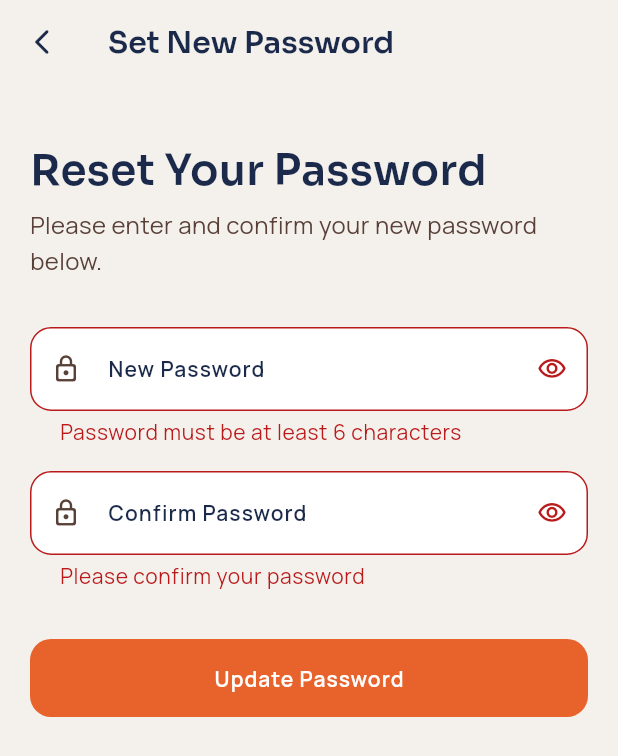
After one commit to AbdullahNasrullah10937/Bistro-Go, a Flutter app: the UpdatePasswordScreen screen opened by its route, after a tap on "Update Password", on a phone screen of 412 x 824 dp. The commit adds this screen. Shown: the top 756 px of the screen. Run offline on Flutter 3.47's test engine with Material 3 defaults, Android fonts, the phone set to English and light mode, and no system bars; our stand-ins replace cached_network_image, flutter_riverpod, go_router, google_fonts, image_picker, shimmer and 1 more; missing offline and left inert: flutter_stripe; accounts and stored records are empty.

Commit message:
feat: complete password reset deep link flow with UpdatePasswordScreen and PKCE recovery listener

```diff
--- a/lib/core/providers/auth_provider.dart
+++ b/lib/core/providers/auth_provider.dart
@@ -3,22 +3,28 @@ import 'package:flutter_riverpod/flutter_riverpod.dart';
 import 'package:supabase_flutter/supabase_flutter.dart';
 import '../../models/profile.dart';
 import '../../services/auth_service.dart';
+import '../router/app_router.dart';
 import 'address_provider.dart';
 import 'cart_provider.dart';
 import 'order_provider.dart';
-
-
 
 /// Stream of Supabase auth state changes
 final authStateProvider = StreamProvider<AuthState>((ref) {
   return Supabase.instance.client.auth.onAuthStateChange;
 });
 
-/// Centralized Auth State Listener — invalidates all user-scoped state on sign in / sign out
+/// Centralized Auth State Listener — invalidates user-scoped state and handles auth events
 final authStateListenerProvider = Provider<void>((ref) {
   ref.listen<AsyncValue<AuthState>>(authStateProvider, (previous, next) {
     next.whenData((authState) {
       final event = authState.event;
+
+      // Password recovery deep link event takes priority
+      if (event == AuthChangeEvent.passwordRecovery) {
+        ref.read(routerProvider).go(AppRoutes.updatePassword);
+        return;
+      }
+
       if (event == AuthChangeEvent.signedIn ||
           event == AuthChangeEvent.signedOut ||
           event == AuthChangeEvent.userUpdated ||
@@ -33,9 +39,7 @@ final authStateListenerProvider = Provider<void>((ref) {
   });
 });
 
-
 /// The currently signed-in user (nullable)
-
 final currentUserProvider = Provider<User?>((ref) {
   return Supabase.instance.client.auth.currentUser;
 });
--- a/lib/core/router/app_router.dart
+++ b/lib/core/router/app_router.dart
@@ -9,6 +9,7 @@ import '../../features/onboarding/onboarding_screen.dart';
 import '../../features/auth/login_screen.dart';
 import '../../features/auth/signup_screen.dart';
 import '../../features/auth/forgot_password_screen.dart';
+import '../../features/auth/update_password_screen.dart';
 import '../../features/home/home_screen.dart';
 import '../../features/item_detail/item_detail_screen.dart';
 import '../../features/cart/cart_screen.dart';
@@ -35,6 +36,7 @@ abstract class AppRoutes {
   static const login = '/login';
   static const signup = '/signup';
   static const forgotPassword = '/forgot-password';
+  static const updatePassword = '/update-password';
   static const home = '/home';
   static const itemDetail = '/item/:id';
   static const cart = '/cart';
@@ -90,6 +92,10 @@ final routerProvider = Provider<GoRouter>((ref) {
       GoRoute(
         path: AppRoutes.forgotPassword,
         builder: (context, state) => const ForgotPasswordScreen(),
+      ),
+      GoRoute(
+        path: AppRoutes.updatePassword,
+        builder: (context, state) => const UpdatePasswordScreen(),
       ),
 
       // Main shell with bottom nav
--- /dev/null
+++ b/lib/features/auth/update_password_screen.dart
@@ -0,0 +1,155 @@
+// lib/features/auth/update_password_screen.dart
+import 'package:flutter/material.dart';
+import 'package:flutter_riverpod/flutter_riverpod.dart';
+import 'package:go_router/go_router.dart';
+import '../../core/constants/app_colors.dart';
+import '../../core/constants/app_spacing.dart';
+import '../../core/constants/app_text_styles.dart';
+import '../../core/router/app_router.dart';
+import '../../services/auth_service.dart';
+import '../../shared_widgets/bistro_app_bar.dart';
+import '../../shared_widgets/primary_button.dart';
+
+class UpdatePasswordScreen extends ConsumerStatefulWidget {
+  const UpdatePasswordScreen({super.key});
+
+  @override
+  ConsumerState<UpdatePasswordScreen> createState() => _UpdatePasswordScreenState();
+}
+
+class _UpdatePasswordScreenState extends ConsumerState<UpdatePasswordScreen> {
+  final _formKey = GlobalKey<FormState>();
+  final _passCtrl = TextEditingController();
+  final _confirmPassCtrl = TextEditingController();
+  bool _obscurePass = true;
+  bool _obscureConfirm = true;
+  bool _loading = false;
+
+  @override
+  void dispose() {
+    _passCtrl.dispose();
+    _confirmPassCtrl.dispose();
+    super.dispose();
+  }
+
+  Future<void> _updatePassword() async {
+    if (!_formKey.currentState!.validate()) return;
+    setState(() => _loading = true);
+    try {
+      await ref.read(authServiceProvider).updatePassword(_passCtrl.text);
+      if (!mounted) return;
+      ScaffoldMessenger.of(context).showSnackBar(
+        const SnackBar(
+          content: Text('Password updated successfully!'),
+          backgroundColor: AppColors.success,
+        ),
+      );
+      context.go(AppRoutes.home);
+    } catch (e) {
+      if (mounted) {
+        ScaffoldMessenger.of(context).showSnackBar(
+          SnackBar(content: Text(e.toString()), backgroundColor: AppColors.error),
+        );
+      }
+    } finally {
+      if (mounted) setState(() => _loading = false);
+    }
+  }
+
+  @override
+  Widget build(BuildContext context) {
+    return Scaffold(
+      backgroundColor: const Color(0xFFF4F1EC),
+      appBar: const BistroAppBar(title: 'Set New Password'),
+      body: SingleChildScrollView(
+        padding: const EdgeInsets.all(AppSpacing.screenPadding),
+        child: Form(
+          key: _formKey,
+          child: Column(
+            crossAxisAlignment: CrossAxisAlignment.start,
+            children: [
+              const SizedBox(height: 16),
+              Text(
+                'Reset Your Password',
+                style: AppTextStyles.headlineLgMobile.copyWith(color: const Color(0xFF1B2A4A)),
+              ),
+              const SizedBox(height: 8),
+              Text(
+                'Please enter and confirm your new password below.',
+                style: AppTextStyles.bodyMd.copyWith(color: AppColors.onSurfaceVariant),
+              ),
+              const SizedBox(height: 32),
+
+              // New Password Field
+              TextFormField(
+                controller: _passCtrl,
+                obscureText: _obscurePass,
+                decoration: InputDecoration(
+                  hintText: 'Enter new password',
+                  labelText: 'New Password',
+                  prefixIcon: const Icon(Icons.lock_outline_rounded, size: 20),
+                  suffixIcon: IconButton(
+                    icon: Icon(
+                      _obscurePass ? Icons.visibility_outlined : Icons.visibility_off_outlined,
+                      size: 20,
+                    ),
+                    onPressed: () => setState(() => _obscurePass = !_obscurePass),
+                  ),
+                  border: OutlineInputBorder(
+                    borderRadius: BorderRadius.circular(14),
+                    borderSide: const BorderSide(color: Color(0x331B2A4A)),
+                  ),
+                  focusedBorder: OutlineInputBorder(
+                    borderRadius: BorderRadius.circular(14),
+                    borderSide: const BorderSide(color: AppColors.primary, width: 2),
+                  ),
+                ),
+                validator: (v) => (v == null || v.length < 6) ? 'Password must be at least 6 characters' : null,
+              ),
+              const SizedBox(height: AppSpacing.md),
+
+              // Confirm Password Field
+              TextFormField(
+                controller: _confirmPassCtrl,
+                obscureText: _obscureConfirm,
+                decoration: InputDecoration(
+                  hintText: 'Re-enter new password',
+                  labelText: 'Confirm Password',
+                  prefixIcon: const Icon(Icons.lock_outline_rounded, size: 20),
+                  suffixIcon: IconButton(
+                    icon: Icon(
+                      _obscureConfirm ? Icons.visibility_outlined : Icons.visibility_off_outlined,
+                      size: 20,
+                    ),
+                    onPressed: () => setState(() => _obscureConfirm = !_obscureConfirm),
+                  ),
+                  border: OutlineInputBorder(
+                    borderRadius: BorderRadius.circular(14),
+                    borderSide: const BorderSide(color: Color(0x331B2A4A)),
+                  ),
+                  focusedBorder: OutlineInputBorder(
+                    borderRadius: BorderRadius.circular(14),
+                    borderSide: const BorderSide(color: AppColors.primary, width: 2),
+                  ),
+                ),
+                validator: (v) {
+                  if (v == null || v.isEmpty) return 'Please confirm your password';
+                  if (v != _passCtrl.text) return 'Passwords do not match';
+                  return null;
+                },
+              ),
+              const SizedBox(height: AppSpacing.xl),
+
+              // Submit Button
+              PrimaryButton(
+                label: 'Update Password',
+                onPressed: _updatePassword,
+                isLoading: _loading,
+              ),
+            ],
+          ),
+        ),
+      ),
+    );
+  }
+}
--- a/lib/services/auth_service.dart
+++ b/lib/services/auth_service.dart
@@ -54,7 +54,6 @@ class AuthService {
     }
   }
 
-
   // ── Sign In ───────────────────────────────────────────────────────────────
   Future<Profile> signIn({required String email, required String password}) async {
     try {
@@ -90,7 +89,26 @@ class AuthService {
   // ── Forgot Password ───────────────────────────────────────────────────────
   Future<void> sendPasswordResetEmail(String email) async {
     try {
-      await _client.auth.resetPasswordForEmail(email);
+      await _client.auth.resetPasswordForEmail(
+        email,
+        redirectTo: 'io.supabase.bistro-go://login-callback',
+      );
+    } on AuthException catch (e) {
+      throw AuthFailure(e.message);
+    } catch (e) {
+      throw ServerFailure(e.toString());
+    }
+  }
+
+  // ── Update Password (Completion of Reset Flow) ────────────────────────────
+  Future<void> updatePassword(String newPassword) async {
+    try {
+      final response = await _client.auth.updateUser(
+        UserAttributes(password: newPassword),
+      );
+      if (response.user == null) {
+        throw const AuthFailure('Failed to update password.');
+      }
     } on AuthException catch (e) {
       throw AuthFailure(e.message);
     } catch (e) {
```
Also changed, not shown: 1 other file.
